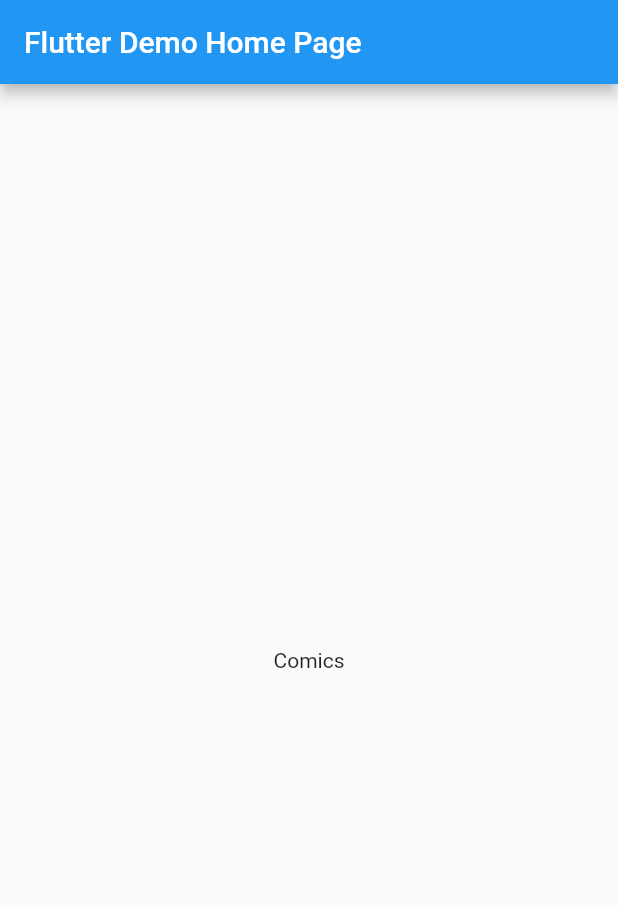
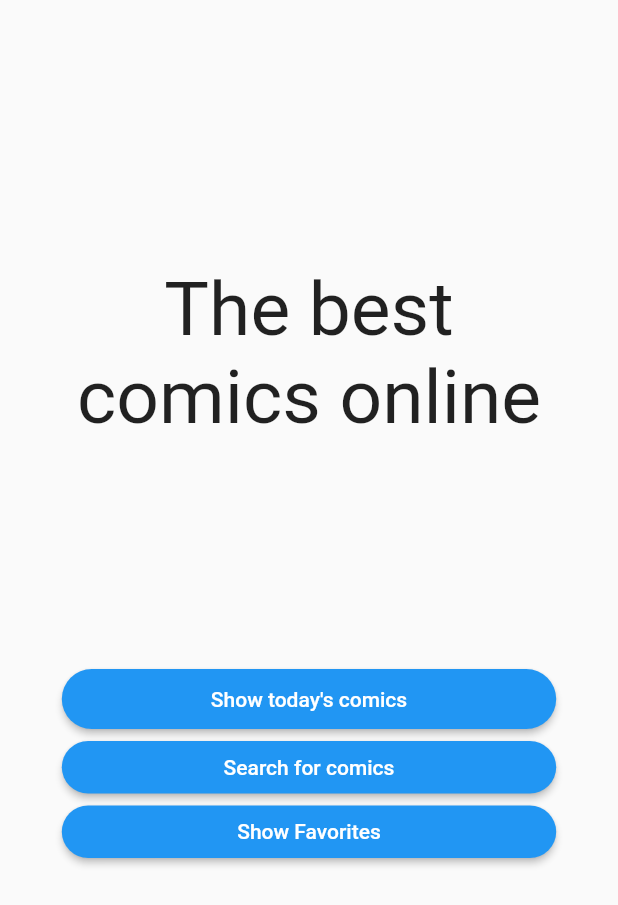
Before and after one commit to TobiasStrom/ShortcutComics, a Flutter app: the screen it shows after launch, on a phone screen of 412 x 824 dp. Shown: the top 905 px of the screen. Run offline on Flutter 3.47's test engine with Material 2 defaults, Android fonts, the phone set to English and light mode, and no system bars.

Commit message:
Created home_screen and rounded_button

```diff
--- a/lib/main.dart
+++ b/lib/main.dart
@@ -1,4 +1,5 @@
 import 'package:flutter/material.dart';
+import 'package:shortcut_comics/screens/home_screen.dart';
 
 void main() {
   runApp(MyApp());
@@ -13,33 +14,9 @@ class MyApp extends StatelessWidget {
       theme: ThemeData(
         primarySwatch: Colors.blue,
       ),
-      home: MyHomePage(title: 'Flutter Demo Home Page'),
+      routes: {
+        '/': (ctx) => HomeScreen(),
+      },
     );
   }
 }
-
-class MyHomePage extends StatefulWidget {
-  MyHomePage({Key key, this.title}) : super(key: key);
-
-
-  final String title;
-
-  @override
-  _MyHomePageState createState() => _MyHomePageState();
-}
-
-class _MyHomePageState extends State<MyHomePage> {
-
-  @override
-  Widget build(BuildContext context) {
-    return Scaffold(
-      appBar: AppBar(
-
-        title: Text(widget.title),
-      ),
-      body: Center(
-        child: Text('Comics'),
-      ),
-    );
-  }
-}
--- /dev/null
+++ b/lib/screens/home_screen.dart
@@ -0,0 +1,58 @@
+import 'package:flutter/material.dart';
+import 'package:shortcut_comics/widgets/rounded_button.dart';
+
+class HomeScreen extends StatelessWidget {
+
+  @override
+  Widget build(BuildContext context) {
+
+    final mediaQuery = MediaQuery.of(context); // To receive screen size
+    return Scaffold(
+      body: SingleChildScrollView(
+        child: Padding(
+          padding: const EdgeInsets.all(30),
+          child: Column(
+            children: [
+              Container(
+                height: (mediaQuery.size.height - mediaQuery.padding.top) * 0.5,
+                child: Center(
+                  child: Text(
+                    'The best comics online',
+                    textAlign: TextAlign.center,
+                    style: TextStyle(
+                      fontSize: 50,
+                    ),
+                  ),
+                ),
+              ),
+              RoundedButton(
+                text:'Show today\'s comics' ,
+                width: mediaQuery.size.width * 0.8,
+                height: 40,
+                onClick: () {
+
+                },
+              ),
+              RoundedButton(
+                text:'Search for comics' ,
+                width: mediaQuery.size.width * 0.8,
+                height: 35,
+                onClick: (){
+
+                },
+              ),
+              RoundedButton(
+                text: 'Show Favorites',
+                width: mediaQuery.size.width * 0.8,
+                height: 35,
+                onClick: () {
+
+                },
+              )
+            ],
+          ),
+        ),
+      ),
+    );
+  }
+}
--- /dev/null
+++ b/lib/widgets/rounded_button.dart
@@ -0,0 +1,42 @@
+import 'dart:io';
+
+import 'package:flutter/cupertino.dart';
+import 'package:flutter/material.dart';
+
+class RoundedButton extends StatelessWidget {
+
+  //Values to build rounded buttons;
+  final String text;
+  final double width;
+  final double height;
+  final GestureTapCallback onClick;
+  final Color color;
+
+  const RoundedButton({Key key, this.text, this.width, this.height, this.onClick, this.color}) : super(key: key);
+
+  @override
+  Widget build(BuildContext context) {
+    return Padding(
+      padding: const EdgeInsets.all(4),
+      child: SizedBox(// To set button size
+        height: height,
+        width: width,
+        child: Platform.isIOS ? // if platform is ios add iOS button else Android button
+          CupertinoButton(
+            child: Text(text),
+            onPressed: onClick,
+            color: color,
+          ) : ElevatedButton(
+          onPressed: onClick,
+          child: Text(text),
+          style: ElevatedButton.styleFrom(
+              primary: color,
+              shape: RoundedRectangleBorder(
+                borderRadius: BorderRadius.circular(height/2),
+              )
+          ),
+        ),
+      ),
+    );
+  }
+}
```
